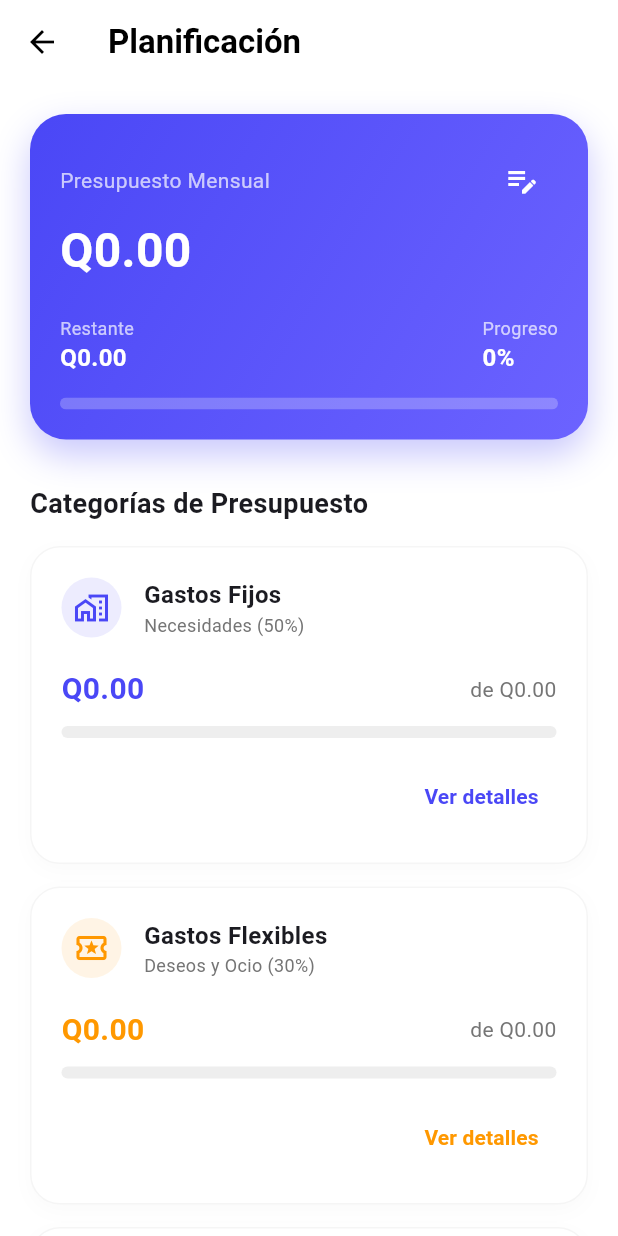
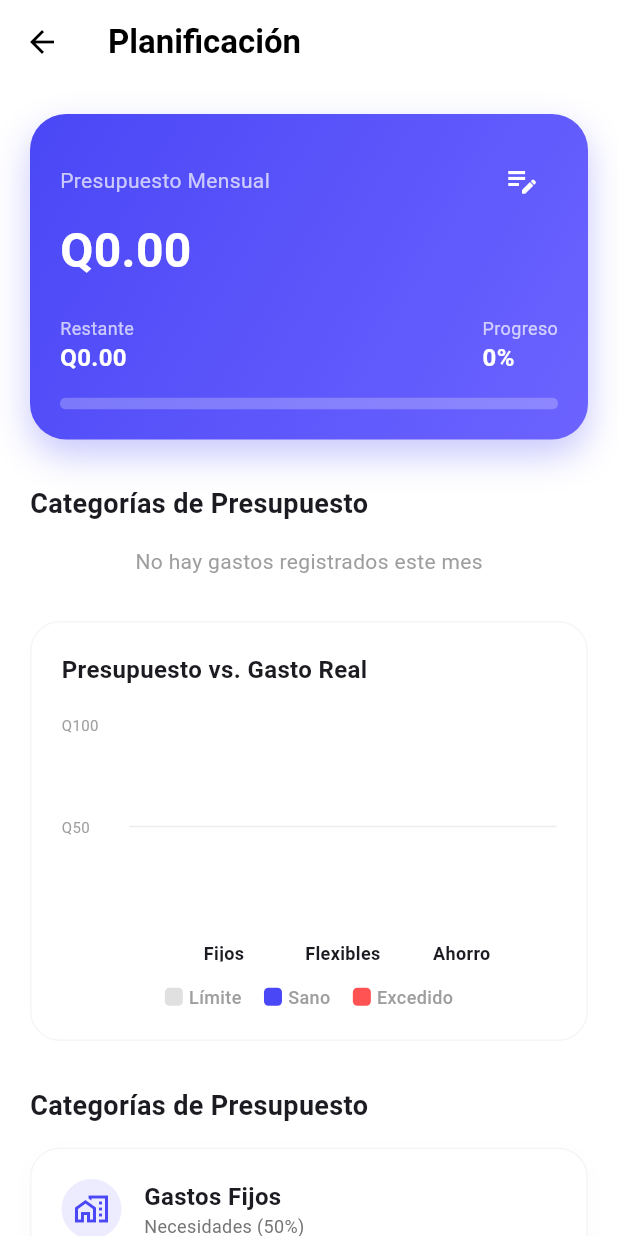
Before and after one commit to 13joaquin/finanzagt, a Flutter app: the BudgetScreen screen opened directly, on a phone screen of 412 x 824 dp. Run offline on Flutter 3.47's test engine with Material 3 defaults, Android fonts, the phone set to English and light mode, and no system bars; drawn by our look-alikes of fl_chart; our stand-ins replace cloud_firestore, currency_text_input_formatter, firebase_auth, firebase_core, lottie; accounts and stored records are empty; network calls fail.

Commit message:
- Roadmap completed: STEP 4: Visual Analysis Pro (fl_chart) (Completed)

```diff
--- a/lib/providers/debt_provider.dart
+++ b/lib/providers/debt_provider.dart
@@ -79,7 +79,7 @@ class DebtProvider extends ChangeNotifier {
       'amount': paymentAmount,
       'type': 'expense',
       'category': 'Deudas', // Vinculado a tu cubeta de ahorro y metas
-      'merchantName': 'Abono: $debtName',
+      'name': 'Abono: $debtName', // <-- CORREGIDO PARA QUE EL MODELO LO LEA
       'date': FieldValue.serverTimestamp(),
     });
 
--- a/lib/screens/budget_and_goals/budget_screen.dart
+++ b/lib/screens/budget_and_goals/budget_screen.dart
@@ -14,6 +14,8 @@ import '../../providers/debt_provider.dart';
 
 // Widgets
 import '../../widgets/budget_card.dart';
+import '../../widgets/expense_pie_chart.dart';
+import '../../widgets/budget_bar_chart.dart';
 
 class BudgetScreen extends StatelessWidget {
   const BudgetScreen({super.key});
@@ -76,6 +78,25 @@ class BudgetScreen extends StatelessWidget {
           _buildHeader(context, income, remaining, progressFactor, currencyFormat),
 
           const SizedBox(height: 30),
+          const Text("Categorías de Presupuesto",
+              style: TextStyle(fontSize: 18, fontWeight: FontWeight.bold)),
+          const SizedBox(height: 15),
+
+          // --- GRÁFICA DE PASTEL (NUEVO COMPONENTE) ---
+          const ExpensePieChart(),
+          const SizedBox(height: 30),
+
+          // --- GRÁFICA DE BARRAS: PRESUPUESTO VS REAL ---
+          BudgetBarChart(
+            limitNeeds: limitNeeds,
+            spentNeeds: fixed,
+            limitWants: limitWants,
+            spentWants: flexible,
+            limitSavings: limitSavings,
+            spentSavings: savings,
+          ),
+          const SizedBox(height: 30),
+
           const Text("Categorías de Presupuesto",
               style: TextStyle(fontSize: 18, fontWeight: FontWeight.bold)),
           const SizedBox(height: 15),
--- /dev/null
+++ b/lib/widgets/budget_bar_chart.dart
@@ -0,0 +1,146 @@
+import 'package:fl_chart/fl_chart.dart';
+import 'package:flutter/material.dart';
+
+class BudgetBarChart extends StatelessWidget {
+  final double limitNeeds;
+  final double spentNeeds;
+  final double limitWants;
+  final double spentWants;
+  final double limitSavings;
+  final double spentSavings;
+
+  const BudgetBarChart({
+    super.key,
+    required this.limitNeeds,
+    required this.spentNeeds,
+    required this.limitWants,
+    required this.spentWants,
+    required this.limitSavings,
+    required this.spentSavings,
+  });
+
+  @override
+  Widget build(BuildContext context) {
+    // Calculamos el techo de la gráfica (el valor más alto + un 15% de margen superior)
+    final double maxY = [
+      limitNeeds, spentNeeds,
+      limitWants, spentWants,
+      limitSavings, spentSavings
+    ].reduce((curr, next) => curr > next ? curr : next) * 1.15;
+
+    return Container(
+      height: 280,
+      padding: const EdgeInsets.all(20),
+      decoration: BoxDecoration(
+        color: Colors.white,
+        borderRadius: BorderRadius.circular(20),
+        border: Border.all(color: Colors.grey.withOpacity(0.1)),
+      ),
+      child: Column(
+        crossAxisAlignment: CrossAxisAlignment.start,
+        children: [
+          const Text(
+            "Presupuesto vs. Gasto Real",
+            style: TextStyle(fontWeight: FontWeight.bold, fontSize: 16),
+          ),
+          const SizedBox(height: 25),
+          Expanded(
+            child: BarChart(
+              BarChartData(
+                maxY: maxY <= 0 ? 100 : maxY, // Evita error si todos los valores son 0
+                titlesData: FlTitlesData(
+                  show: true,
+                  rightTitles: const AxisTitles(sideTitles: SideTitles(showTitles: false)),
+                  topTitles: const AxisTitles(sideTitles: SideTitles(showTitles: false)),
+                  bottomTitles: AxisTitles(
+                    sideTitles: SideTitles(
+                      showTitles: true,
+                      getTitlesWidget: (value, meta) {
+                        switch (value.toInt()) {
+                          case 0: return const Padding(padding: EdgeInsets.only(top: 8), child: Text('Fijos', style: TextStyle(fontSize: 12, fontWeight: FontWeight.bold)));
+                          case 1: return const Padding(padding: EdgeInsets.only(top: 8), child: Text('Flexibles', style: TextStyle(fontSize: 12, fontWeight: FontWeight.bold)));
+                          case 2: return const Padding(padding: EdgeInsets.only(top: 8), child: Text('Ahorro', style: TextStyle(fontSize: 12, fontWeight: FontWeight.bold)));
+                          default: return const Text('');
+                        }
+                      },
+                    ),
+                  ),
+                  leftTitles: AxisTitles(
+                    sideTitles: SideTitles(
+                      showTitles: true,
+                      reservedSize: 45,
+                      getTitlesWidget: (value, meta) {
+                        if (value == 0) return const Text('');
+                        return Text('Q${value.toInt()}', style: const TextStyle(fontSize: 10, color: Colors.grey));
+                      },
+                    ),
+                  ),
+                ),
+                borderData: FlBorderData(show: false),
+                gridData: FlGridData(
+                  show: true,
+                  drawVerticalLine: false,
+                  getDrawingHorizontalLine: (value) => FlLine(color: Colors.grey.withOpacity(0.2), strokeWidth: 1),
+                ),
+                barGroups: [
+                  _buildBarGroup(0, limitNeeds, spentNeeds, const Color(0xFF4A47F6)), // Azul para Fijos
+                  _buildBarGroup(1, limitWants, spentWants, Colors.orange),           // Naranja para Flexibles
+                  _buildBarGroup(2, limitSavings, spentSavings, const Color(0xFF2E7D32)), // Verde para Ahorro
+                ],
+              ),
+            ),
+          ),
+          const SizedBox(height: 15),
+          // Leyenda explicativa
+          Row(
+            mainAxisAlignment: MainAxisAlignment.center,
+            children: [
+              _buildLegendItem(Colors.grey[300]!, "Límite"),
+              const SizedBox(width: 15),
+              _buildLegendItem(const Color(0xFF4A47F6), "Sano"),
+              const SizedBox(width: 15),
+              _buildLegendItem(Colors.redAccent, "Excedido"),
+            ],
+          )
+        ],
+      ),
+    );
+  }
+
+  // Generador de las barras pareadas (Presupuesto vs Real)
+  BarChartGroupData _buildBarGroup(int x, double limit, double spent, Color healthyColor) {
+    // AQUÍ ESTÁ LA MAGIA: Si el gasto supera el límite, la barra se vuelve roja.
+    final bool isOverBudget = spent > limit;
+
+    return BarChartGroupData(
+      x: x,
+      barsSpace: 4, // Espacio entre las dos barras de la misma categoría
+      barRods: [
+        // 1. Barra del Límite (Presupuesto Planeado)
+        BarChartRodData(
+          toY: limit,
+          color: Colors.grey[300],
+          width: 14,
+          borderRadius: BorderRadius.circular(4),
+        ),
+        // 2. Barra del Gasto Real
+        BarChartRodData(
+          toY: spent,
+          color: isOverBudget ? Colors.redAccent : healthyColor,
+          width: 14,
+          borderRadius: BorderRadius.circular(4),
+        ),
+      ],
+    );
+  }
+
+  Widget _buildLegendItem(Color color, String text) {
+    return Row(
+      children: [
+        Container(width: 12, height: 12, decoration: BoxDecoration(color: color, borderRadius: BorderRadius.circular(3))),
+        const SizedBox(width: 4),
+        Text(text, style: const TextStyle(fontSize: 12, color: Colors.grey, fontWeight: FontWeight.w500)),
+      ],
+    );
+  }
+}
--- /dev/null
+++ b/lib/widgets/expense_pie_chart.dart
@@ -0,0 +1,97 @@
+import 'package:fl_chart/fl_chart.dart';
+import 'package:flutter/material.dart';
+import 'package:provider/provider.dart';
+import '../../../providers/transaction_provider.dart';
+import '../../../data/models/transaction_model.dart';
+
+class ExpensePieChart extends StatelessWidget {
+  const ExpensePieChart({super.key});
+
+  @override
+  Widget build(BuildContext context) {
+    // 1. Escuchamos al "Jefe Único" (TransactionProvider)
+    final txProvider = Provider.of<TransactionProvider>(context);
+    final transactions = txProvider.transactions;
+
+    // 2. Filtramos solo los gastos para la gráfica
+    final expenses = transactions.where((t) => t.type == 'expense').toList();
+
+    if (expenses.isEmpty) {
+      return const Center(
+          child: Text("No hay gastos registrados este mes",
+              style: TextStyle(color: Colors.grey))
+      );
+    }
+
+    // 3. Agrupamos montos por categoría
+    Map<String, double> dataMap = {};
+    for (var tx in expenses) {
+      dataMap[tx.category] = (dataMap[tx.category] ?? 0) + tx.amount;
+    }
+
+    return Column(
+      children: [
+        SizedBox(
+          height: 200,
+          child: PieChart(
+            PieChartData(
+              sectionsSpace: 2,
+              centerSpaceRadius: 40,
+              sections: _showingSections(dataMap),
+            ),
+          ),
+        ),
+        const SizedBox(height: 20),
+        // Leyenda dinámica
+        _buildLegend(dataMap),
+      ],
+    );
+  }
+
+  // Genera las "rebanadas" del pastel dinámicamente
+  List<PieChartSectionData> _showingSections(Map<String, double> dataMap) {
+    final List<Color> colors = [
+      Colors.blue, Colors.red, Colors.green, Colors.orange,
+      Colors.purple, Colors.teal, Colors.amber
+    ];
+    int index = 0;
+
+    return dataMap.entries.map((entry) {
+      final color = colors[index % colors.length];
+      index++;
+      return PieChartSectionData(
+        color: color,
+        value: entry.value,
+        title: '', // No ponemos título dentro para que no se amontone
+        radius: 50,
+      );
+    }).toList();
+  }
+
+  // Widget para mostrar qué significa cada color
+  Widget _buildLegend(Map<String, double> dataMap) {
+    final List<Color> colors = [
+      Colors.blue, Colors.red, Colors.green, Colors.orange,
+      Colors.purple, Colors.teal, Colors.amber
+    ];
+    int index = 0;
+
+    return Wrap(
+      spacing: 16,
+      runSpacing: 8,
+      children: dataMap.entries.map((entry) {
+        final color = colors[index % colors.length];
+        index++;
+        return Row(
+          mainAxisSize: MainAxisSize.min,
+          children: [
+            Container(width: 12, height: 12, color: color),
+            const SizedBox(width: 4),
+            Text("${entry.key}: Q${entry.value.toStringAsFixed(0)}",
+                style: const TextStyle(fontSize: 12, fontWeight: FontWeight.w500)),
+          ],
+        );
+      }).toList(),
+    );
+  }
+}
```
Also changed, not shown: lib/data/models/goal_model.dart (+8 -6 lines), lib/screens/budget_and_goals/goals/savings_goals_screen.dart (+39 -15 lines).
